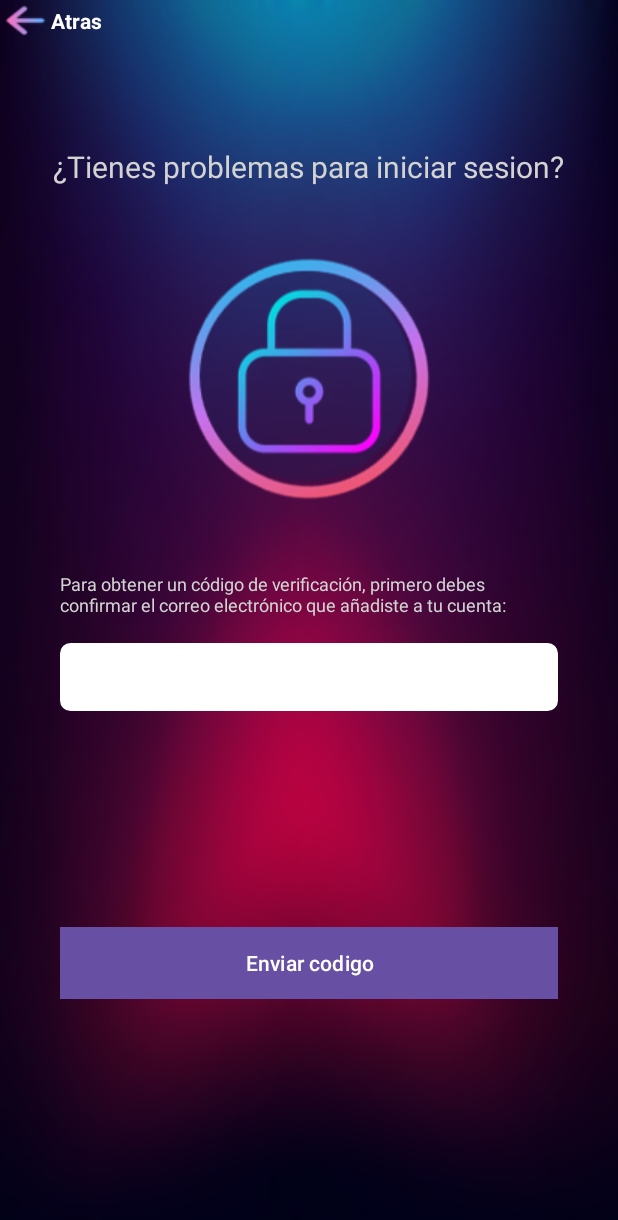
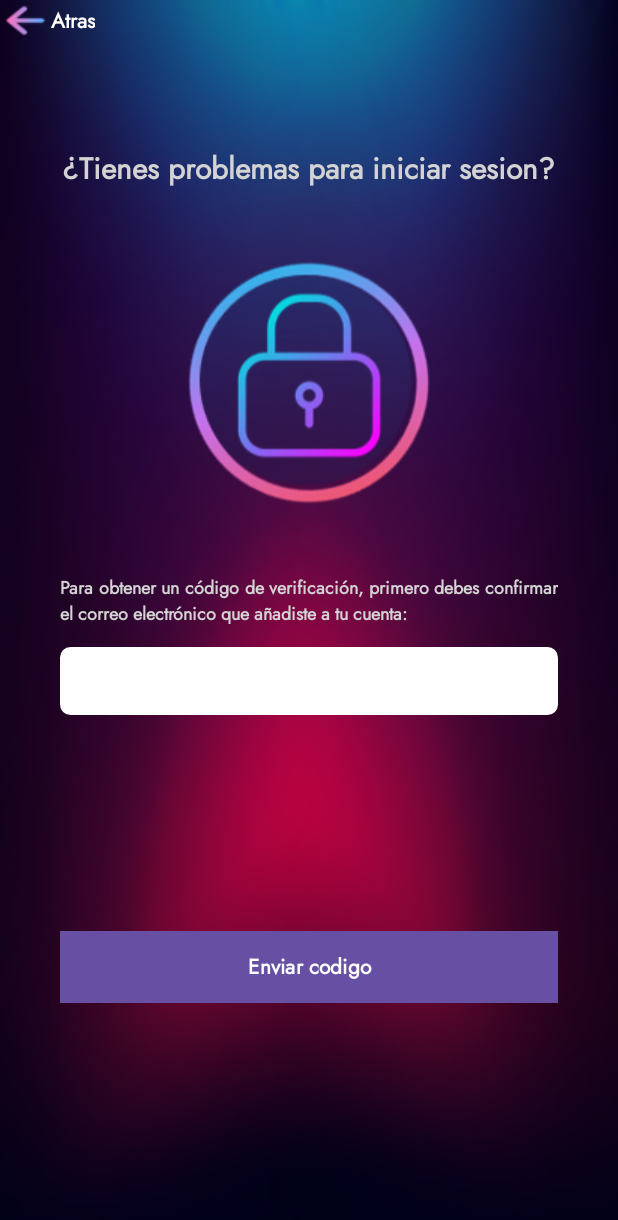
Before and after one commit to jensyvillafranca/ProyectoMusicStore_Angely_Jensy, an Android app: the activity_codigoverificacion_crearcuenta screen opened directly, with no data from a screen before it, on a phone screen of 412 x 824 dp. Shown: the top 1220 px of the screen. Run offline under Robolectric (Android 15) with nearby library versions, the phone set to English and light mode, and no system bars.

Commit message:
Nombre de objetos listos y corección de fuente de las pantallas

```diff
--- a/app/src/main/res/layout/activity_codigoverificacion_crearcuenta.xml
+++ b/app/src/main/res/layout/activity_codigoverificacion_crearcuenta.xml
@@ -38,10 +38,11 @@
                 <TextView
                     android:layout_width="wrap_content"
                     android:layout_height="wrap_content"
+                    android:layout_gravity="center"
+                    android:fontFamily="@font/fuente_jost_global"
                     android:text="@string/Atras"
                     android:textColor="@color/white"
-                    android:textStyle="bold"
-                    android:layout_gravity="center"/>
+                    android:textStyle="bold" />
 
                 <Space
                     android:layout_width="0dp"
@@ -56,14 +57,18 @@
                 android:layout_height="70dp"/>
 
             <TextView
+                android:id="@+id/txtviewRecuperarEnviarTitulo1"
                 android:layout_width="wrap_content"
                 android:layout_height="wrap_content"
                 android:layout_gravity="center"
+                android:fontFamily="@font/fuente_jost_global"
                 android:text="@string/TienesProblemasParaIniciarSesion"
                 android:textColor="#D3D3D3"
-                android:textSize="20sp" />
+                android:textSize="20sp"
+                android:textStyle="bold"/>
 
             <ImageView
+                android:id="@+id/imgviewRecuperarEnviarLogo"
                 android:layout_width="wrap_content"
                 android:layout_height="256dp"
                 android:layout_gravity="center"
@@ -76,12 +81,15 @@
                 android:paddingHorizontal="40dp">
 
                 <TextView
-                    android:id="@+id/ingreseContrsenaActual"
+                    android:id="@+id/txtviewRecuperarEnviarTitulo2"
                     android:layout_width="match_parent"
                     android:layout_height="48dp"
+                    android:fontFamily="@font/fuente_jost_global"
                     android:text="@string/LabelTienesProblemasParaIniciarSesion"
                     android:textColor="#D3D3D3"
-                    android:textSize="12sp" />
+                    android:textSize="12sp"
+                    android:textStyle="bold"
+                    android:justificationMode="inter_word"/>
 
                 <EditText
                     android:id="@+id/txtRecuperarEnviar"
@@ -89,7 +97,7 @@
                     android:layout_height="45dp"
                     android:background="@drawable/edittext"
                     android:inputType="textPassword"
-                    android:labelFor="@id/ingreseContrsenaActual"/>
+                    android:labelFor="@id/txtviewRecuperarEnviarTitulo2"/>
 
                 <Space
                     android:layout_width="match_parent"
@@ -104,12 +112,14 @@
                     android:layout_height="134dp" />
 
                 <Button
-                    android:id="@+id/BtnRecuperarEnviar"
+                    android:id="@+id/btnRecuperarEnviar"
                     android:layout_width="match_parent"
                     android:layout_height="wrap_content"
                     android:background="@color/button"
+                    android:fontFamily="@font/fuente_jost_global"
                     android:text="@string/ENVIARCODIGO"
-                    android:textColor="@color/white"/>
+                    android:textColor="@color/white"
+                    android:textStyle="bold" />
 
             </LinearLayout>
         </LinearLayout>
--- a/app/src/main/res/layout/activity_principal.xml
+++ b/app/src/main/res/layout/activity_principal.xml
@@ -47,11 +47,12 @@
 
                 <!-- Espacio en blanco en la parte inferior -->
                 <Space
+                    android:id="@+id/imgviewLogo"
                     android:layout_width="match_parent"
                     android:layout_height="405dp" />
 
                 <Button
-                    android:id="@+id/BtnIngresar"
+                    android:id="@+id/btnIngresar"
                     android:layout_width="match_parent"
                     android:layout_height="wrap_content"
                     android:background="@color/button"
--- a/app/src/main/res/values/strings.xml
+++ b/app/src/main/res/values/strings.xml
@@ -9,6 +9,7 @@
     <string name="btnLoginEntrar">Entrar</string>
     <string name="btnLoginRegistrarse">Registrarse</string>
     <string name="login">¡INICIA SESIÓN!</string>
+    <string name="registrarse">¡REGÍSTRATE!</string>
 
     <!--Jensy Login-->
     <string name="txtviewRegistrarNombres">Nombres</string>
@@ -32,7 +33,7 @@
     <string name="CrearCuenta">Crear cuenta</string>
     <string name="IngresarCodigo">Ingrese el código de verificacíon</string>
     <string name="LinkEnviarDeNuevo">Enviar de nuevo</string>
-    <string name="Regístrate">¡REGISTRATE!</string>
+    <string name="Regístrate">Registrate</string>
 
     <string name="RecuperarContra">Recuperar contraseña</string>
     <string name="RestaurarContra">Restaurar contraseña</string>
```
Also changed, not shown: app/src/main/res/layout/activity_login.xml (+9 -8 lines), app/src/main/res/layout/activity_recuperar_contrasena1.xml (+24 -13 lines), app/src/main/res/layout/activity_recuperar_contrasena2.xml (+21 -9 lines), app/src/main/res/layout/activity_recuperar_contrasena3.xml (+22 -11 lines), app/src/main/res/layout/activity_registrarse.xml (+6 -6 lines).
